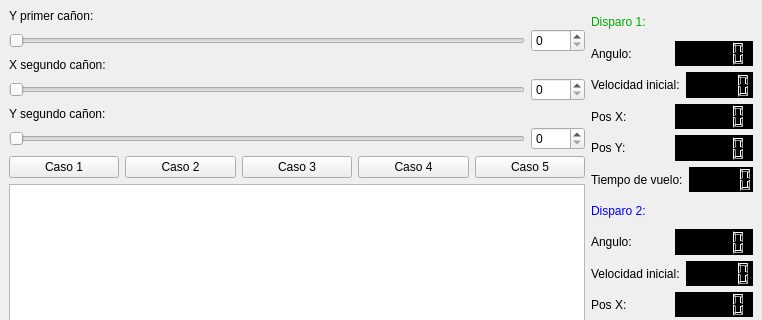
Before: the Qt Designer form mainwindow.ui in GGost00/parcial-final, drawn with Qt 5; both pictures show x 0 to 762 and y 0 to 320 of the 762 by 600 pixel window.
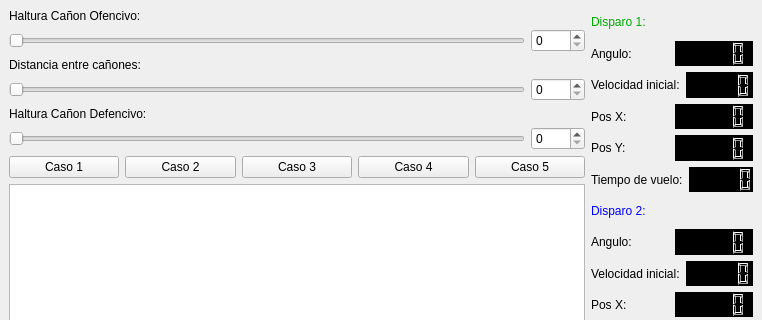
After: the same form once the commit is applied.

Commit message: se medifico el estilo de la interfaz a estilo fusion y se cambiaron algunos valores dentro de la interfaz

```diff
--- a/mainwindow.ui
+++ b/mainwindow.ui
@@ -22,7 +22,7 @@
         <item>
          <widget class="QLabel" name="YC1_label">
           <property name="text">
-           <string>Y primer cañon:</string>
+           <string>Haltura Cañon Ofencivo:</string>
           </property>
          </widget>
         </item>
@@ -50,7 +50,7 @@
         <item>
          <widget class="QLabel" name="XC2_label">
           <property name="text">
-           <string>X segundo cañon:</string>
+           <string>Distancia entre cañones:</string>
           </property>
          </widget>
         </item>
@@ -81,7 +81,7 @@
         <item>
          <widget class="QLabel" name="YC2_label">
           <property name="text">
-           <string>Y segundo cañon:</string>
+           <string>Haltura Cañon Defencivo:</string>
           </property>
          </widget>
         </item>
```
Left out of the diff: 10 changed lines with no effect on the pictures. The commit also changes 1 other file.
